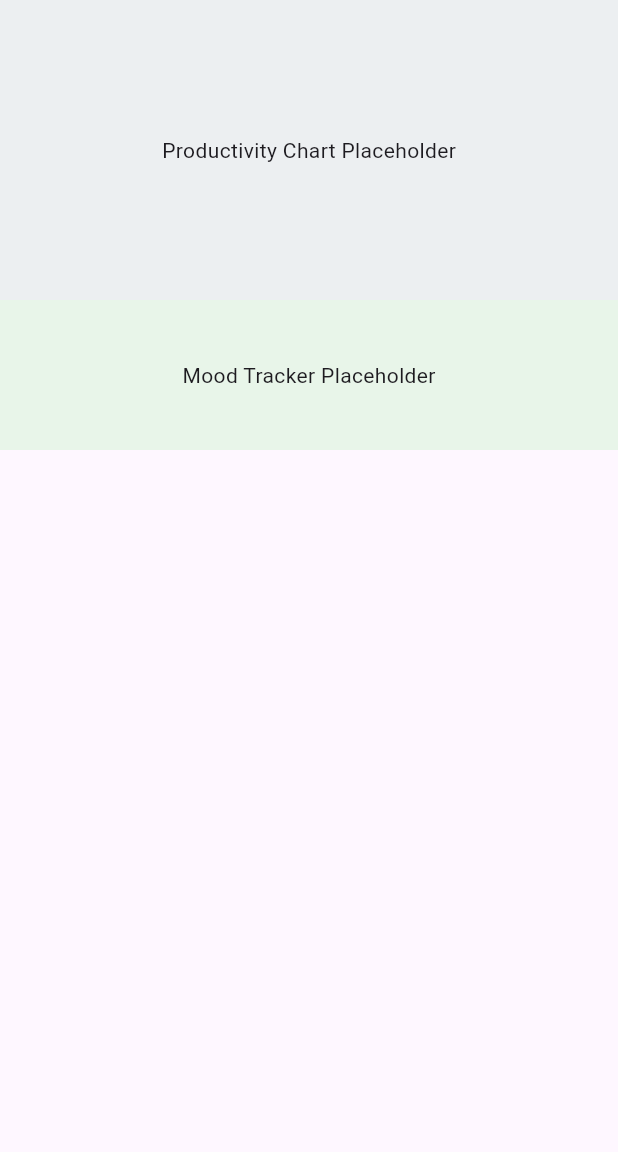
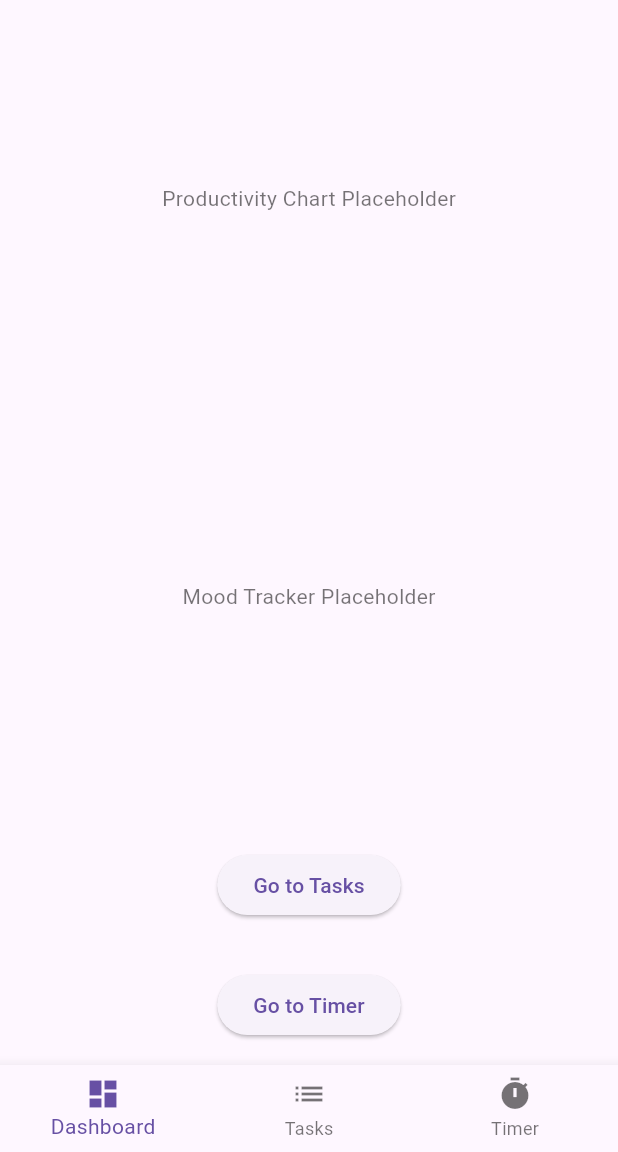
Before and after one commit to weaponxd253/adhd_list, a Flutter app: the screen it shows after launch, on a phone screen of 412 x 824 dp, the part 84-1236 px from its top. Run offline on Flutter 3.47's test engine with Material 3 defaults, Android fonts, the phone set to English and light mode, and no system bars.

Commit message:
Added to do list with sub tasks

```diff
--- a/lib/features/dashboard/dashboard_screen.dart
+++ b/lib/features/dashboard/dashboard_screen.dart
@@ -8,32 +8,43 @@ class DashboardScreen extends StatelessWidget {
       appBar: AppBar(title: Text("FocusFlow Dashboard")),
       body: Column(
         children: [
-          ProductivityChart(),
-          MoodTracker(),
+          Expanded(
+            child: Center(
+              child: Text(
+                "Productivity Chart Placeholder",
+                style: TextStyle(color: Colors.black54),
+              ),
+            ),
+          ),
+          Expanded(
+            child: Center(
+              child: Text(
+                "Mood Tracker Placeholder",
+                style: TextStyle(color: Colors.black54),
+              ),
+            ),
+          ),
+          SizedBox(height: 20),
+          Padding(
+            padding: const EdgeInsets.all(16.0),
+            child: ElevatedButton(
+              onPressed: () {
+                Navigator.pushNamed(context, '/tasks'); // Navigate to TaskScreen
+              },
+              child: Text("Go to Tasks"),
+            ),
+          ),
+          Padding(
+            padding: const EdgeInsets.all(16.0),
+            child: ElevatedButton(
+              onPressed: () {
+                Navigator.pushNamed(context, '/timer'); // Navigate to TimerScreen
+              },
+              child: Text("Go to Timer"),
+            ),
+          ),
         ],
       ),
     );
   }
 }
-
-class ProductivityChart extends StatelessWidget {
-  @override
-  Widget build(BuildContext context) {
-    return Container(
-      height: 200,
-      color: Colors.blueGrey.shade50,
-      child: Center(child: Text("Productivity Chart Placeholder")),
-    );
-  }
-}
-
-class MoodTracker extends StatelessWidget {
-  @override
-  Widget build(BuildContext context) {
-    return Container(
-      height: 100,
-      color: Colors.green.shade50,
-      child: Center(child: Text("Mood Tracker Placeholder")),
-    );
-  }
-}
--- /dev/null
+++ b/lib/features/home/home_screen.dart
@@ -0,0 +1,53 @@
+// lib/features/home/home_screen.dart
+import 'package:flutter/material.dart';
+import 'package:adhd_list/features/dashboard/dashboard_screen.dart';
+import 'package:adhd_list/features/task_breakdown/task_screen.dart';
+import 'package:adhd_list/features/timer/timer_screen.dart';
+
+class HomeScreen extends StatefulWidget {
+  @override
+  _HomeScreenState createState() => _HomeScreenState();
+}
+
+class _HomeScreenState extends State<HomeScreen> {
+  int _selectedIndex = 0;
+
+  // List of screens to show for each tab
+  final List<Widget> _screens = [
+    DashboardScreen(),
+    TaskScreen(),
+    TimerScreen(),
+  ];
+
+  // Update the selected index and refresh the UI
+  void _onItemTapped(int index) {
+    setState(() {
+      _selectedIndex = index;
+    });
+  }
+
+  @override
+  Widget build(BuildContext context) {
+    return Scaffold(
+      body: _screens[_selectedIndex], // Display the selected screen
+      bottomNavigationBar: BottomNavigationBar(
+        currentIndex: _selectedIndex,
+        onTap: _onItemTapped,
+        items: const [
+          BottomNavigationBarItem(
+            icon: Icon(Icons.dashboard),
+            label: 'Dashboard',
+          ),
+          BottomNavigationBarItem(
+            icon: Icon(Icons.list),
+            label: 'Tasks',
+          ),
+          BottomNavigationBarItem(
+            icon: Icon(Icons.timer),
+            label: 'Timer',
+          ),
+        ],
+      ),
+    );
+  }
+}
--- a/lib/main.dart
+++ b/lib/main.dart
@@ -1,10 +1,8 @@
 // lib/main.dart
 import 'package:flutter/material.dart';
 import 'package:provider/provider.dart';
-import 'providers/app_state.dart'; // App-wide state
-import 'features/task_breakdown/task_screen.dart'; // Import features
-import 'features/dashboard/dashboard_screen.dart';
-import 'features/hyperfocus/hyperfocus_screen.dart';
+import 'providers/app_state.dart';
+import 'features/home/home_screen.dart';
 
 void main() {
   runApp(FocusFlowApp());
@@ -15,18 +13,12 @@ class FocusFlowApp extends StatelessWidget {
   Widget build(BuildContext context) {
     return MultiProvider(
       providers: [
-        ChangeNotifierProvider(create: (_) => AppState()), // Global app state
-        // Additional providers for individual features
+        ChangeNotifierProvider(create: (_) => AppState()),
       ],
       child: MaterialApp(
         title: 'FocusFlow',
         theme: ThemeData(primarySwatch: Colors.blue),
-        home: DashboardScreen(), // Main entry screen
-        routes: {
-          '/tasks': (_) => TaskScreen(),
-          '/hyperfocus': (_) => HyperfocusScreen(),
-          // Other routes
-        },
+        home: HomeScreen(), // Set HomeScreen as the entry point
       ),
     );
   }
--- a/lib/providers/app_state.dart
+++ b/lib/providers/app_state.dart
@@ -1,26 +1,91 @@
 // lib/providers/app_state.dart
 import 'package:flutter/material.dart';
+import 'dart:async';
+
+class Subtask {
+  String title;
+  bool isCompleted;
+
+  Subtask({required this.title, this.isCompleted = false});
+}
+
+class Task {
+  final String title;
+  List<Subtask> subtasks; // Ensure this is always List<Subtask>
+  bool isCompleted;
+
+  Task({required this.title, this.subtasks = const [], this.isCompleted = false});
+}
 
 class AppState extends ChangeNotifier {
-  // Sample state variables
-  List<String> tasks = [];
+  List<Task> tasks = [];
   bool isTimerRunning = false;
+  int workDuration = 25; // Default work duration in minutes
+  int breakDuration = 5; // Default break duration in minutes
+  Timer? _timer;
+  int remainingTime = 0; // Remaining time in seconds
 
-  // Method to add a new task
-  void addTask(String task) {
-    tasks.add(task);
-    notifyListeners(); // Notify listeners of state change
-  }
-
-  // Method to remove a task
-  void removeTask(String task) {
-    tasks.remove(task);
+  // Add a new task with an empty List<Subtask>
+  void addTask(String taskTitle) {
+    tasks.add(Task(title: taskTitle, subtasks: []));
     notifyListeners();
   }
 
-  // Method to toggle timer state
-  void toggleTimer() {
-    isTimerRunning = !isTimerRunning;
+  // Add a subtask to a specific task
+  void addSubtask(int taskIndex, String subtaskTitle) {
+    tasks[taskIndex].subtasks.add(Subtask(title: subtaskTitle));
+    notifyListeners();
+  }
+
+  // Remove a task
+  void removeTask(int taskIndex) {
+    tasks.removeAt(taskIndex);
+    notifyListeners();
+  }
+
+  // Toggle task completion status
+  void toggleTaskCompletion(int taskIndex) {
+    tasks[taskIndex].isCompleted = !tasks[taskIndex].isCompleted;
+    notifyListeners();
+  }
+
+  void toggleSubtaskCompletion(int taskIndex, int subtaskIndex) {
+    tasks[taskIndex].subtasks[subtaskIndex].isCompleted =
+        !tasks[taskIndex].subtasks[subtaskIndex].isCompleted;
+    notifyListeners();
+  }
+
+  // Pomodoro timer start/pause/stop
+  void startTimer(bool isWorkSession) {
+    remainingTime = (isWorkSession ? workDuration : breakDuration) * 60;
+    isTimerRunning = true;
+    _timer = Timer.periodic(Duration(seconds: 1), (timer) {
+      if (remainingTime > 0) {
+        remainingTime--;
+        notifyListeners();
+      } else {
+        stopTimer();
+      }
+    });
+  }
+
+  void pauseTimer() {
+    _timer?.cancel();
+    isTimerRunning = false;
+    notifyListeners();
+  }
+
+  void stopTimer() {
+    _timer?.cancel();
+    isTimerRunning = false;
+    remainingTime = 0;
+    notifyListeners();
+  }
+
+  // Set custom durations
+  void setDurations(int workMinutes, int breakMinutes) {
+    workDuration = workMinutes;
+    breakDuration = breakMinutes;
     notifyListeners();
   }
 }
```
Also changed, not shown: lib/features/task_breakdown/task_screen.dart (+123 -32 lines), lib/features/timer/timer_screen.dart (added, +51 -0 lines).
